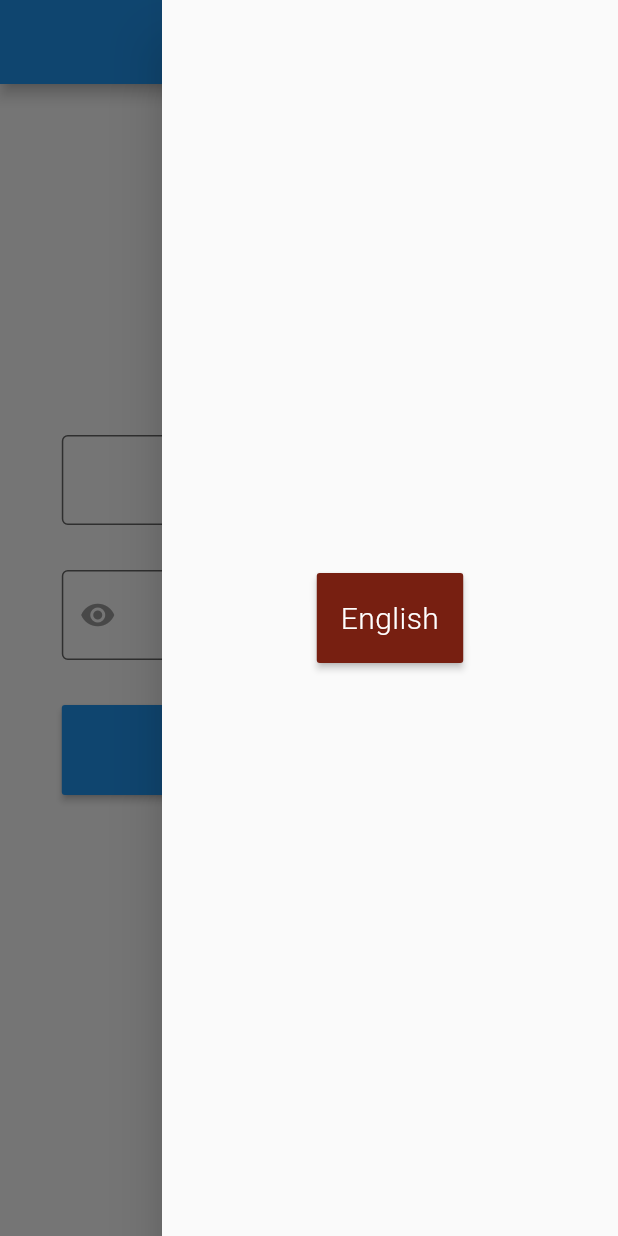
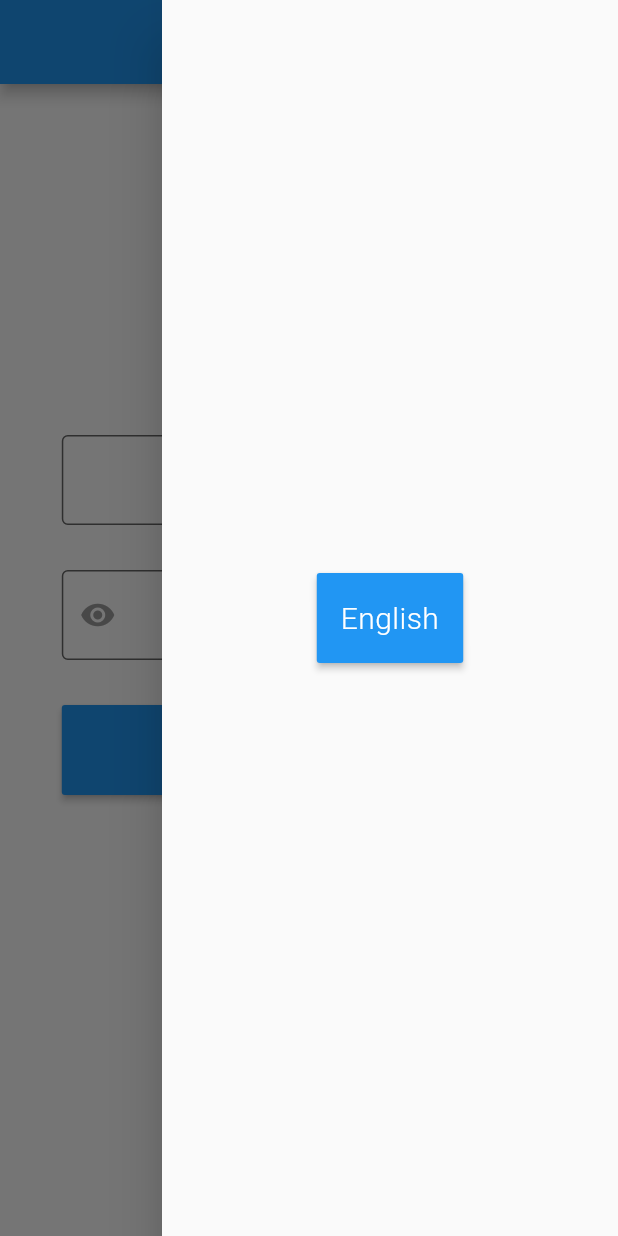
Before and after one commit to MostafaKhalile/Internationalization-Flutter-app-RTL-languages, a Flutter app: the screen it shows after launch, with the side drawer open, on a phone screen of 412 x 824 dp. Run offline on Flutter 3.47's test engine with Material 2 defaults, Android fonts, the phone set to English and light mode, and no system bars.

Commit message:
style for our button

```diff
--- a/lib/pages/auth.dart
+++ b/lib/pages/auth.dart
@@ -102,7 +102,7 @@ class _AuthPageState extends State<AuthPage> {
                         model.changeDirection();
                       },
                       height: 60.0,
-                      color: const Color.fromRGBO(119, 31, 17, 1.0),
+                      color: Theme.of(context).primaryColor,
                       child: new Text(
                         DemoLocalizations.of(context).title['language'],
                         style: new TextStyle(
```
